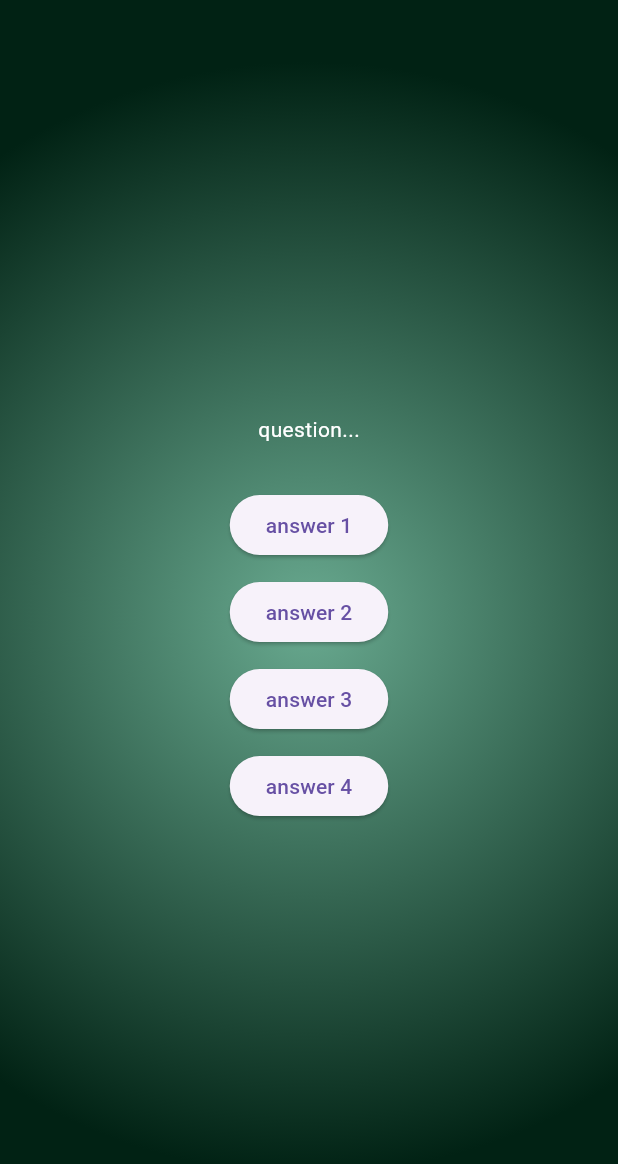
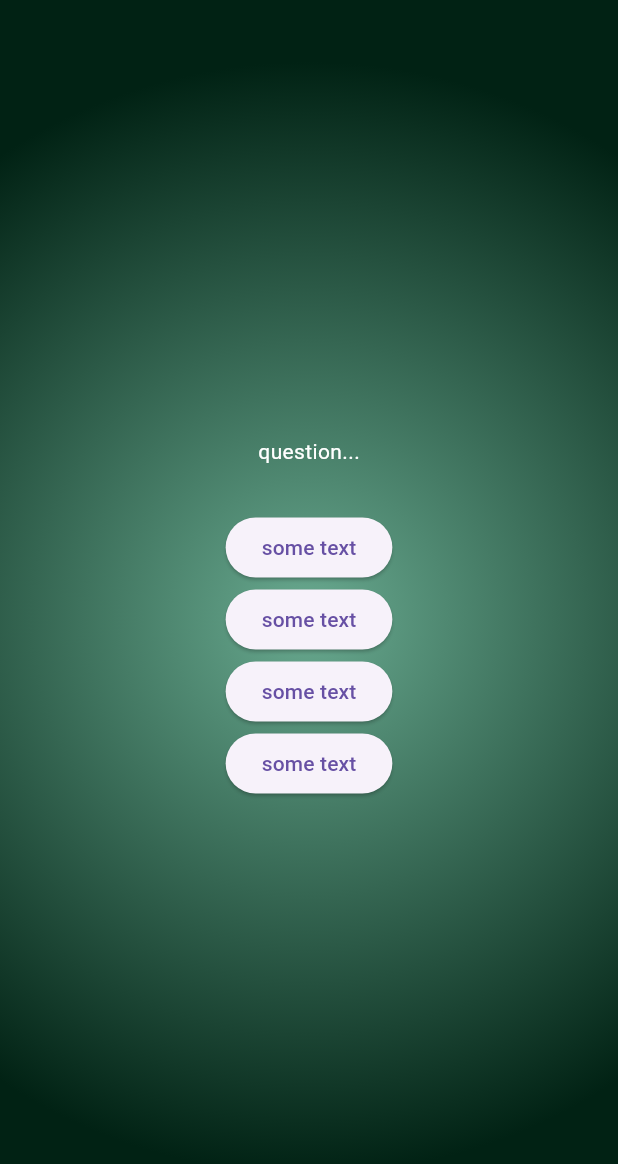
Before and after one commit to Bardatsky/quizz_app2, a Flutter app: the screen it shows after launch, after a tap on "Start quiz!", on a phone screen of 412 x 824 dp. Shown: the top 1164 px of the screen. Run offline on Flutter 3.47's test engine with Material 3 defaults, Android fonts, the phone set to English and light mode, and no system bars.

Commit message:
moved answer_button to an external class

```diff
--- /dev/null
+++ b/lib/answer_button.dart
@@ -0,0 +1,21 @@
+import 'package:flutter/material.dart';
+
+class AnswerButton extends StatelessWidget {
+  const AnswerButton({
+    super.key,
+    required this.answerText,
+    required this.onTap,
+  });
+
+  final String answerText;
+  final void Function() onTap;
+
+  @override
+  Widget build(BuildContext context) {
+    return ElevatedButton(
+      onPressed: onTap,
+      style: ElevatedButton.styleFrom(),
+      child: Text(answerText),
+    );
+  }
+}
--- a/lib/questions_screen.dart
+++ b/lib/questions_screen.dart
@@ -1,5 +1,5 @@
 import 'package:flutter/material.dart';
-
+import 'package:quizz_app2/answer_button.dart';
 class QuestionsScreen extends StatefulWidget {
   const QuestionsScreen({super.key});
 
@@ -15,20 +15,19 @@
       child: Column(
         mainAxisAlignment: MainAxisAlignment.center,
         children: [
-        const Text('question...', style: TextStyle(color: Colors.white),),
-        const SizedBox(height: 30,),
-        ElevatedButton(onPressed: () {}, child: const Text('answer 1')),
-        const SizedBox(height: 10,),
-        ElevatedButton(onPressed: () {}, child: const Text('answer 2')),
-        const SizedBox(height: 10,),
-        ElevatedButton(onPressed: () {}, child: const Text('answer 3')),
-        const SizedBox(height: 10,),
-        ElevatedButton(onPressed: () {}, child: const Text('answer 4')),
-
-      ],
-
+          const Text(
+            'question...',
+            style: TextStyle(color: Colors.white),
+          ),
+          const SizedBox(
+            height: 30,
+          ),
+          AnswerButton(answerText: 'some text', onTap: (){}),
+          AnswerButton(answerText: 'some text', onTap: (){}),
+          AnswerButton(answerText: 'some text', onTap: (){}),
+          AnswerButton(answerText: 'some text', onTap: (){}),
+        ],
       ),
     );
-
   }
 }
```
